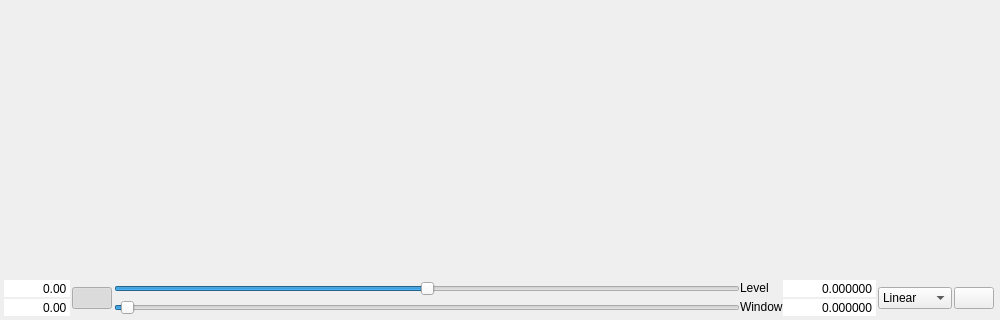
First picture: the form in GUI/studyviewwidget.ui, repository AlizaMedicalImaging/AlizaMS, before the edit; both pictures show x 0 to 1000 and y 380 to 700 of the 1000 by 700 pixel window.
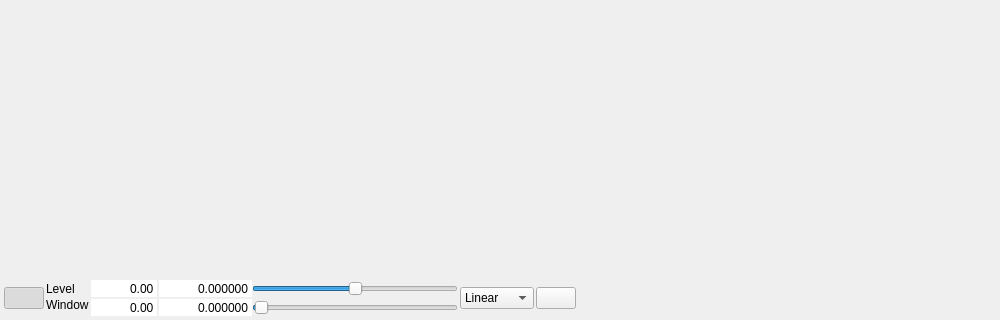
Second picture: the form after the edit. Icons and pictures are not drawn.

Diff of the .ui file:
```diff
--- a/GUI/studyviewwidget.ui
+++ b/GUI/studyviewwidget.ui
@@ -73,6 +73,100 @@
       <property name="margin">
        <number>0</number>
       </property>
+      <item>
+       <widget class="QPushButton" name="lock_pushButton">
+        <property name="sizePolicy">
+         <sizepolicy hsizetype="Fixed" vsizetype="Fixed">
+          <horstretch>0</horstretch>
+          <verstretch>0</verstretch>
+         </sizepolicy>
+        </property>
+        <property name="toolTip">
+         <string>&lt;html&gt;&lt;head/&gt;&lt;body&gt;&lt;p&gt;Lock original frame in 2D view to level/window defined in &lt;span style=&quot; font-style:italic;&quot;&gt;DICOM&lt;/span&gt; file. If there is no level/window defined - set default. &lt;/p&gt;&lt;/body&gt;&lt;/html&gt;</string>
+        </property>
+        <property name="text">
+         <string/>
+        </property>
+        <property name="icon">
+         <iconset resource="../alizams.qrc">
+          <normaloff>:/bitmaps/lock.svg</normaloff>:/bitmaps/lock.svg</iconset>
+        </property>
+        <property name="iconSize">
+         <size>
+          <width>48</width>
+          <height>24</height>
+         </size>
+        </property>
+        <property name="checkable">
+         <bool>true</bool>
+        </property>
+        <property name="checked">
+         <bool>true</bool>
+        </property>
+       </widget>
+      </item>
+      <item>
+       <widget class="QFrame" name="labels_frame">
+        <property name="sizePolicy">
+         <sizepolicy hsizetype="Preferred" vsizetype="Minimum">
+          <horstretch>0</horstretch>
+          <verstretch>0</verstretch>
+         </sizepolicy>
+        </property>
+        <property name="frameShape">
+         <enum>QFrame::NoFrame</enum>
+        </property>
+        <property name="frameShadow">
+         <enum>QFrame::Plain</enum>
+        </property>
+        <layout class="QVBoxLayout" name="verticalLayout_3">
+         <property name="spacing">
+          <number>0</number>
+         </property>
+         <property name="margin">
+          <number>0</number>
+         </property>
+         <item>
+          <widget class="QLabel" name="center_label">
+           <property name="sizePolicy">
+            <sizepolicy hsizetype="Preferred" vsizetype="Fixed">
+             <horstretch>0</horstretch>
+             <verstretch>0</verstretch>
+            </sizepolicy>
+           </property>
+           <property name="text">
+            <string>Level</string>
+           </property>
+           <property name="textFormat">
+            <enum>Qt::PlainText</enum>
+           </property>
+           <property name="textInteractionFlags">
+            <set>Qt::NoTextInteraction</set>
+           </property>
+          </widget>
+         </item>
+         <item>
+          <widget class="QLabel" name="width_label">
+           <property name="sizePolicy">
+            <sizepolicy hsizetype="Preferred" vsizetype="Fixed">
+             <horstretch>0</horstretch>
+             <verstretch>0</verstretch>
+            </sizepolicy>
+           </property>
+           <property name="text">
+            <string>Window</string>
+           </property>
+           <property name="textFormat">
+            <enum>Qt::PlainText</enum>
+           </property>
+           <property name="textInteractionFlags">
+            <set>Qt::NoTextInteraction</set>
+           </property>
+          </widget>
+         </item>
+        </layout>
+       </widget>
+      </item>
       <item>
        <widget class="QFrame" name="level0_frame">
         <property name="sizePolicy">
@@ -196,38 +290,6 @@
            </item>
           </layout>
          </item>
-         <item>
-          <widget class="QPushButton" name="lock_pushButton">
-           <property name="sizePolicy">
-            <sizepolicy hsizetype="Fixed" vsizetype="Fixed">
-             <horstretch>0</horstretch>
-             <verstretch>0</verstretch>
-            </sizepolicy>
-           </property>
-           <property name="toolTip">
-            <string>&lt;html&gt;&lt;head/&gt;&lt;body&gt;&lt;p&gt;Lock original frame in 2D view to window defined in &lt;span style=&quot; font-style:italic;&quot;&gt;DICOM&lt;/span&gt; file. If there is no window defined - set default. &lt;/p&gt;&lt;/body&gt;&lt;/html&gt;</string>
-           </property>
-           <property name="text">
-            <string/>
-           </property>
-           <property name="icon">
-            <iconset resource="../alizams.qrc">
-             <normaloff>:/bitmaps/lock.svg</normaloff>:/bitmaps/lock.svg</iconset>
-           </property>
-           <property name="iconSize">
-            <size>
-             <width>48</width>
-             <height>24</height>
-            </size>
-           </property>
-           <property name="checkable">
-            <bool>true</bool>
-           </property>
-           <property name="checked">
-            <bool>true</bool>
-           </property>
-          </widget>
-         </item>
         </layout>
        </widget>
       </item>
@@ -260,45 +322,38 @@
            <property name="verticalSpacing">
             <number>2</number>
            </property>
+           <item row="1" column="1">
+            <widget class="QDoubleSpinBox" name="width_doubleSpinBox">
+             <property name="sizePolicy">
+              <sizepolicy hsizetype="Preferred" vsizetype="Fixed">
+               <horstretch>0</horstretch>
+               <verstretch>0</verstretch>
+              </sizepolicy>
+             </property>
+             <property name="frame">
+              <bool>false</bool>
+             </property>
+             <property name="alignment">
+              <set>Qt::AlignRight|Qt::AlignTrailing|Qt::AlignVCenter</set>
+             </property>
+             <property name="buttonSymbols">
+              <enum>QAbstractSpinBox::NoButtons</enum>
+             </property>
+             <property name="decimals">
+              <number>6</number>
+             </property>
+             <property name="minimum">
+              <double>0.000000000000000</double>
+             </property>
+             <property name="maximum">
+              <double>999999999.000000000000000</double>
+             </property>
+             <property name="value">
+              <double>0.000000000000000</double>
+             </property>
+            </widget>
+           </item>
            <item row="0" column="1">
-            <widget class="QLabel" name="center_label">
-             <property name="sizePolicy">
-              <sizepolicy hsizetype="Preferred" vsizetype="Fixed">
-               <horstretch>0</horstretch>
-               <verstretch>0</verstretch>
-              </sizepolicy>
-             </property>
-             <property name="text">
-              <string>Level</string>
-             </property>
-             <property name="textFormat">
-              <enum>Qt::PlainText</enum>
-             </property>
-             <property name="textInteractionFlags">
-              <set>Qt::NoTextInteraction</set>
-             </property>
-            </widget>
-           </item>
-           <item row="1" column="0">
-            <widget class="QSlider" name="width_horizontalSlider">
-             <property name="minimum">
-              <number>0</number>
-             </property>
-             <property name="maximum">
-              <number>99</number>
-             </property>
-             <property name="pageStep">
-              <number>10</number>
-             </property>
-             <property name="value">
-              <number>1</number>
-             </property>
-             <property name="orientation">
-              <enum>Qt::Horizontal</enum>
-             </property>
-            </widget>
-           </item>
-           <item row="0" column="2">
             <widget class="QDoubleSpinBox" name="center_doubleSpinBox">
              <property name="sizePolicy">
               <sizepolicy hsizetype="Preferred" vsizetype="Fixed">
@@ -326,57 +381,7 @@
              </property>
             </widget>
            </item>
-           <item row="1" column="2">
-            <widget class="QDoubleSpinBox" name="width_doubleSpinBox">
-             <property name="sizePolicy">
-              <sizepolicy hsizetype="Preferred" vsizetype="Fixed">
-               <horstretch>0</horstretch>
-               <verstretch>0</verstretch>
-              </sizepolicy>
-             </property>
-             <property name="frame">
-              <bool>false</bool>
-             </property>
-             <property name="alignment">
-              <set>Qt::AlignRight|Qt::AlignTrailing|Qt::AlignVCenter</set>
-             </property>
-             <property name="buttonSymbols">
-              <enum>QAbstractSpinBox::NoButtons</enum>
-             </property>
-             <property name="decimals">
-              <number>6</number>
-             </property>
-             <property name="minimum">
-              <double>0.000000000000000</double>
-             </property>
-             <property name="maximum">
-              <double>999999999.000000000000000</double>
-             </property>
-             <property name="value">
-              <double>0.000000000000000</double>
-             </property>
-            </widget>
-           </item>
-           <item row="1" column="1">
-            <widget class="QLabel" name="width_label">
-             <property name="sizePolicy">
-              <sizepolicy hsizetype="Preferred" vsizetype="Fixed">
-               <horstretch>0</horstretch>
-               <verstretch>0</verstretch>
-              </sizepolicy>
-             </property>
-             <property name="text">
-              <string>Window</string>
-             </property>
-             <property name="textFormat">
-              <enum>Qt::PlainText</enum>
-             </property>
-             <property name="textInteractionFlags">
-              <set>Qt::NoTextInteraction</set>
-             </property>
-            </widget>
-           </item>
-           <item row="0" column="0">
+           <item row="0" column="2">
             <widget class="QSlider" name="center_horizontalSlider">
              <property name="minimum">
               <number>-99</number>
@@ -395,6 +400,25 @@
              </property>
             </widget>
            </item>
+           <item row="1" column="2">
+            <widget class="QSlider" name="width_horizontalSlider">
+             <property name="minimum">
+              <number>0</number>
+             </property>
+             <property name="maximum">
+              <number>99</number>
+             </property>
+             <property name="pageStep">
+              <number>10</number>
+             </property>
+             <property name="value">
+              <number>1</number>
+             </property>
+             <property name="orientation">
+              <enum>Qt::Horizontal</enum>
+             </property>
+            </widget>
+           </item>
           </layout>
          </item>
          <item>
@@ -449,6 +473,28 @@
         </layout>
        </widget>
       </item>
+      <item>
+       <widget class="QLabel" name="level_spacer">
+        <property name="enabled">
+         <bool>false</bool>
+        </property>
+        <property name="sizePolicy">
+         <sizepolicy hsizetype="Expanding" vsizetype="Fixed">
+          <horstretch>0</horstretch>
+          <verstretch>0</verstretch>
+         </sizepolicy>
+        </property>
+        <property name="text">
+         <string/>
+        </property>
+        <property name="textFormat">
+         <enum>Qt::PlainText</enum>
+        </property>
+        <property name="textInteractionFlags">
+         <set>Qt::NoTextInteraction</set>
+        </property>
+       </widget>
+      </item>
       <item>
        <widget class="QFrame" name="lut_frame">
         <property name="sizePolicy">
```
Left out of the diff: 4 changed lines with no effect on the pictures.
